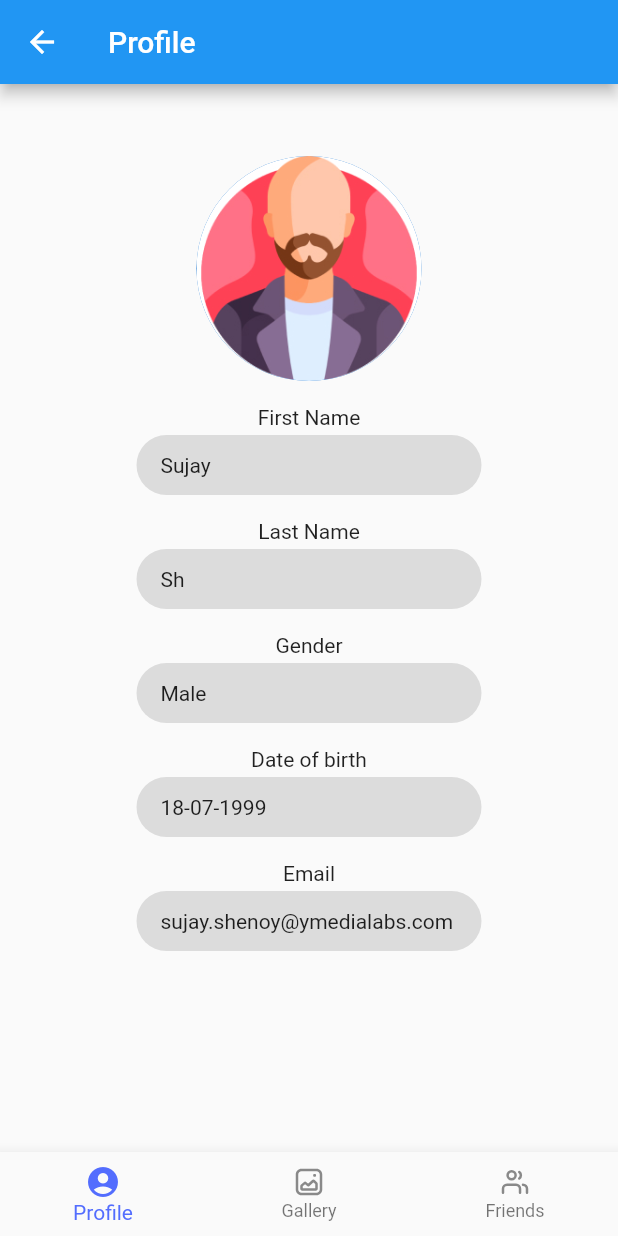
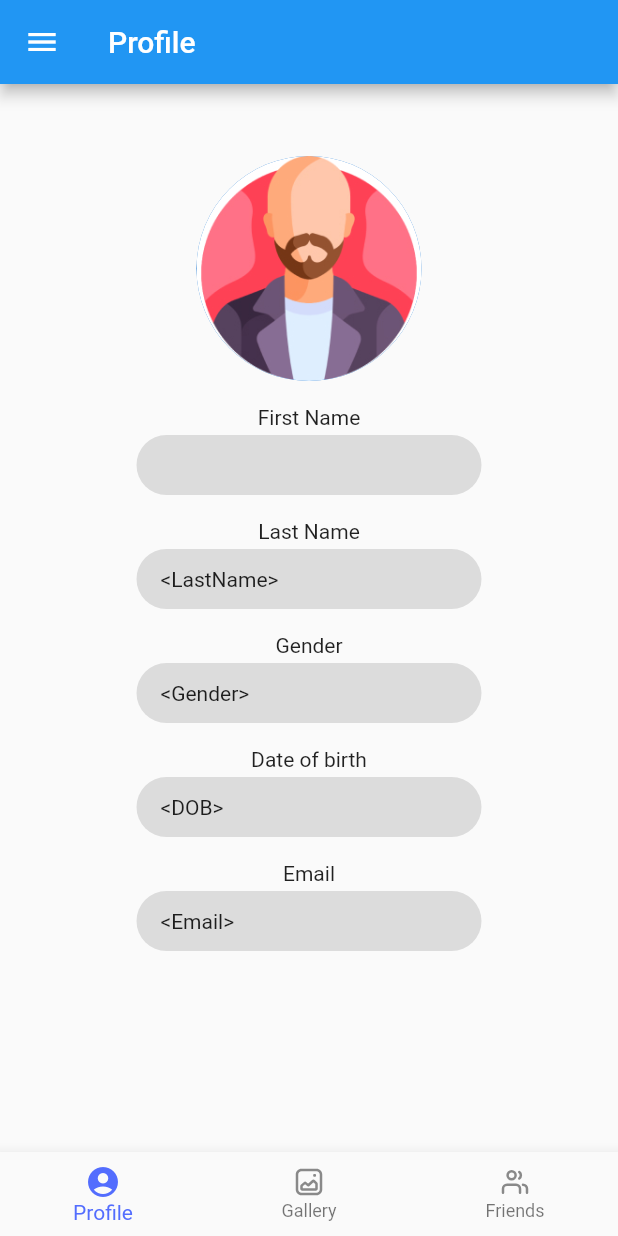
Before and after one commit to PrateekYML/FlutterDemoApp, a Flutter app: the screen it shows after launch, after a tap on "Login", on a phone screen of 412 x 824 dp. Run offline on Flutter 3.47's test engine with Material 2 defaults, Android fonts, the phone set to English and light mode, and no system bars; our stand-ins replace flutter_svg, fluttertoast.

Commit message:
Added NavDrawer in homescreen and Passing data from login screen.

```diff
--- a/simple_navigation/lib/HomeScreen.dart
+++ b/simple_navigation/lib/HomeScreen.dart
@@ -5,21 +5,43 @@ import 'package:simple_navigation/UserProfile.dart';
 import 'Gallery.dart';
 
 class HomeScreen extends StatefulWidget {
-  const HomeScreen({Key? key}) : super(key: key);
+  final String firstName;
+  final String lastName;
+  final String gender;
+  final String dob;
+  final String email;
+
+  const HomeScreen(
+      {Key? key,
+      required this.firstName,
+      required this.lastName,
+      required this.gender,
+      required this.dob,
+      required this.email})
+      : super(key: key);
 
   @override
   State<HomeScreen> createState() => _HomeScreenState();
 }
 
 class _HomeScreenState extends State<HomeScreen> {
-  int _selectedIndex = 0;
-  Widget _activePage = UserProfile(
-      firstName: "Sujay",
-      lastName: "Sh",
-      gender: "Male",
-      dob: "18-07-1999",
-      email: "sujay.shenoy@ymedialabs.com");
-  Widget _appBarTitle = Text("Profile");
+  late int _selectedIndex;
+  late Widget _activePage;
+  late Widget _appBarTitle;
+
+  @override
+  void initState() {
+    _selectedIndex = 0;
+    _activePage = UserProfile(
+        firstName: widget.firstName,
+        lastName: widget.lastName,
+        gender: widget.gender,
+        dob: widget.dob,
+        email: widget.email);
+    _appBarTitle = Text("Profile");
+
+    super.initState();
+  }
 
   void _onNavChange(int index) {
     setState(() {
@@ -33,11 +55,11 @@ class _HomeScreenState extends State<HomeScreen> {
       case 0:
         {
           _activePage = UserProfile(
-              firstName: "Sujay",
-              lastName: "Sh",
-              gender: "Male",
-              dob: "18-07-1999",
-              email: "sujay.shenoy@ymedialabs.com");
+              firstName: widget.firstName,
+              lastName: widget.lastName,
+              gender: widget.gender,
+              dob: widget.dob,
+              email: widget.email);
           _appBarTitle = Text("Profile");
           break;
         }
@@ -58,13 +80,72 @@ class _HomeScreenState extends State<HomeScreen> {
     return Scaffold(
       appBar: AppBar(
         title: _appBarTitle,
-        leading: BackButton(
-          onPressed: () => Navigator.of(context).pop(),
-        ),
       ),
       drawer: Drawer(
         child: ListView(
-          children: [DrawerHeader(child: Text("Nav Drawer"))],
+          children: [
+            DrawerHeader(child: Text("Nav Drawer")),
+            ListTile(
+              leading: Icon(Icons.account_circle_sharp),
+              title: Text("Profile"),
+              selected: _selectedIndex == 0,
+              onTap: () {
+                _onNavChange(0);
+              },
+            ),
+            ListTile(
+              leading: (() {
+                if (_selectedIndex == 1)
+                  return SvgPicture.asset(
+                    "asset/images/ic_image.svg",
+                    width: 20,
+                    height: 20,
+                    colorFilter:
+                        ColorFilter.mode(Colors.indigoAccent, BlendMode.srcIn),
+                  );
+                else
+                  return SvgPicture.asset(
+                    "asset/images/ic_image.svg",
+                    width: 20,
+                    height: 20,
+                    colorFilter:
+                        ColorFilter.mode(Colors.black45, BlendMode.srcIn),
+                  );
+              }()),
+              title: Text("Gallery"),
+              selected: _selectedIndex == 1,
+              onTap: () {
+                onTap:
+                _onNavChange(1);
+              },
+            ),
+            ListTile(
+              leading: (() {
+                if (_selectedIndex == 2)
+                  return SvgPicture.asset(
+                    "asset/images/ic_friends.svg",
+                    width: 20,
+                    height: 20,
+                    colorFilter:
+                        ColorFilter.mode(Colors.indigoAccent, BlendMode.srcIn),
+                  );
+                else
+                  return SvgPicture.asset(
+                    "asset/images/ic_friends.svg",
+                    width: 20,
+                    height: 20,
+                    colorFilter:
+                        ColorFilter.mode(Colors.black45, BlendMode.srcIn),
+                  );
+              }()),
+              title: Text("Friends"),
+              selected: _selectedIndex == 2,
+              onTap: () {
+                onTap:
+                _onNavChange(2);
+              },
+            )
+          ],
         ),
       ),
       body: _activePage,
--- a/simple_navigation/lib/HomeViewController.dart
+++ b/simple_navigation/lib/HomeViewController.dart
@@ -5,25 +5,28 @@ import 'package:fluttertoast/fluttertoast.dart';
 
 class HomeViewController extends StatefulWidget {
   const HomeViewController({Key? key}) : super(key: key);
+
   @override
-  State<HomeViewController> createState() =>  HomeViewControllerState();
+  State<HomeViewController> createState() => HomeViewControllerState();
 }
 
-class HomeViewControllerState extends State<HomeViewController>  {
+class HomeViewControllerState extends State<HomeViewController> {
+  String _usernameInput = "";
+
   @override
   Widget build(BuildContext context) => Scaffold(
-
         appBar: AppBar(
           title: Text('Flutter Demo Navigation'),
         ),
         backgroundColor: Color.fromARGB(255, 246, 246, 241),
         floatingActionButton: FloatingActionButton(
-      onPressed: (){
-        Navigator.push(context, new MaterialPageRoute(
-          builder: (context) =>     SignupViewController()
-        ));
+          onPressed: () {
+            Navigator.push(
+                context,
+                new MaterialPageRoute(
+                    builder: (context) => SignupViewController()));
           },
-      tooltip:'Next Page',
+          tooltip: 'Next Page',
           child: IconTheme(
             data: new IconThemeData(
               color: Colors.blue,
@@ -34,7 +37,6 @@ class HomeViewControllerState extends State<HomeViewController>  {
         ),
         body: Container(
             constraints: BoxConstraints.expand(),
-
             alignment: Alignment.center,
             padding: EdgeInsets.all(10),
             child: ListView(
@@ -63,6 +65,9 @@ class HomeViewControllerState extends State<HomeViewController>  {
                       border: OutlineInputBorder(),
                       labelText: 'User Name',
                     ),
+                    onChanged: (input) {
+                      _usernameInput = input;
+                    },
                   ),
                 ),
                 Container(
@@ -79,9 +84,11 @@ class HomeViewControllerState extends State<HomeViewController>  {
                   onPressed: () {
                     //forgot password screen
                     showAlertDialog(context);
-                Fluttertoast.showToast(msg:"Forget password clicked !!");
+                    Fluttertoast.showToast(msg: "Forget password clicked !!");
                   },
-              child: const Text('Forgot Password?',),
+                  child: const Text(
+                    'Forgot Password?',
+                  ),
                 ),
                 Container(
                     height: 50,
@@ -89,12 +96,18 @@ class HomeViewControllerState extends State<HomeViewController>  {
                     child: ElevatedButton(
                       child: const Text('Login'),
                       onPressed: () {
-         Navigator.push(context, new MaterialPageRoute(
-          builder: (context) => HomeScreen()
-        ));
+                        Navigator.push(
+                            context,
+                            new MaterialPageRoute(
+                                builder: (context) => HomeScreen(
+                                      firstName: _usernameInput,
+                                      lastName: "<LastName>",
+                                      gender: "<Gender>",
+                                      dob: "<DOB>",
+                                      email: "<Email>",
+                                    )));
                       },
-                )
-            ),
+                    )),
                 Row(
                   children: <Widget>[
                     const Text('Does not have account?'),
@@ -104,9 +117,10 @@ class HomeViewControllerState extends State<HomeViewController>  {
                         style: TextStyle(fontSize: 16),
                       ),
                       onPressed: () {
-                       Navigator.push(context, new MaterialPageRoute(
-          builder: (context) =>     SignupViewController()
-        ));
+                        Navigator.push(
+                            context,
+                            new MaterialPageRoute(
+                                builder: (context) => SignupViewController()));
                         final snackBar = SnackBar(
                           content: const Text('Hey You are on Signup Page !!!'),
                           action: SnackBarAction(
@@ -117,15 +131,13 @@ class HomeViewControllerState extends State<HomeViewController>  {
                           ),
                         );
                         ScaffoldMessenger.of(context).showSnackBar(snackBar);
-
                       },
                     )
                   ],
                   mainAxisAlignment: MainAxisAlignment.center,
                 ),
               ],
-        )
-    ),
+            )),
       );
 }
 
```
Also changed, not shown: simple_navigation/lib/SignupViewController.dart (+17 -39 lines), 2 other files. Lines whose indentation alone changed are shown as unchanged.
